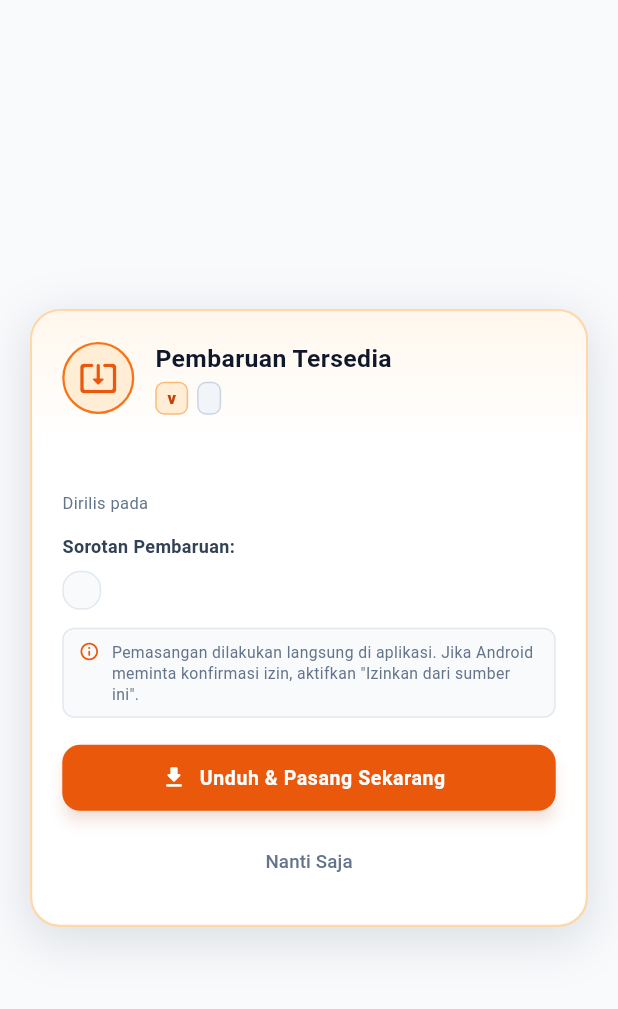
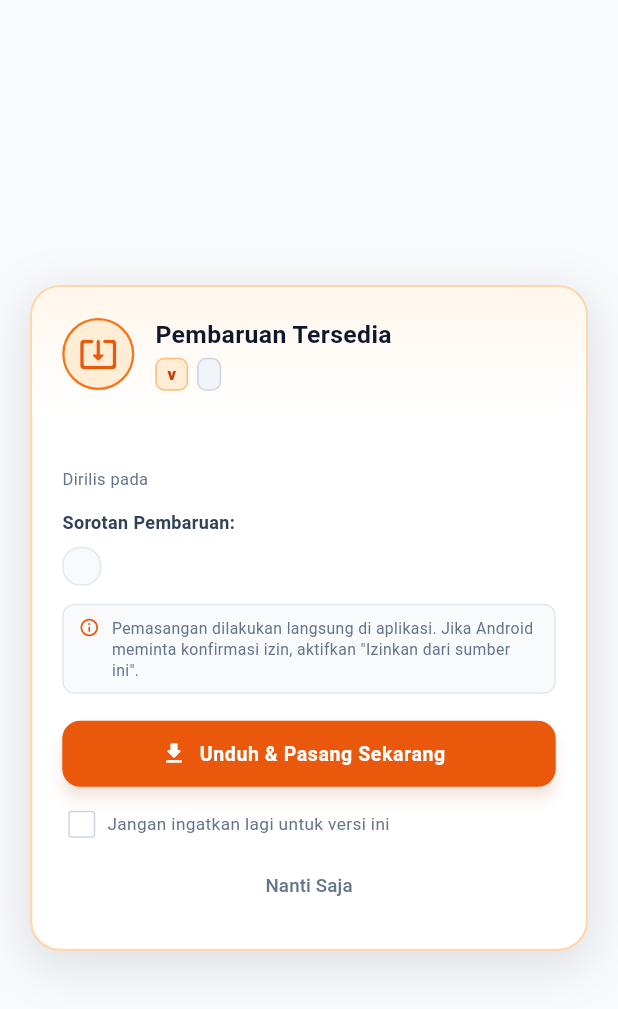
Before and after one commit to bimbap/shiei-exam-mobile-app, a Flutter app: the AppUpdateDialog widget shown alone on an empty page, opened directly with empty values, on a phone screen of 412 x 824 dp. Shown: the top 1009 px of the screen. Run offline on Flutter 3.47's test engine with Material 3 defaults, Android fonts, the phone set to English and light mode, and no system bars; our stand-ins replace audioplayers, device_info_plus, dio, flutter_secure_storage, qr_flutter, wakelock_plus; missing offline and left inert: excel, file_selector, flutter_inappwebview, mobile_scanner; accounts and stored records are empty.

Commit message:
feat(release): bump version to v2.5.0 build 5 with friendly changelog and dismiss option

```diff
--- a/lib/features/update/app_update_dialog.dart
+++ b/lib/features/update/app_update_dialog.dart
@@ -1,5 +1,6 @@
 import 'dart:io';
 import 'package:flutter/material.dart';
+import 'package:flutter_secure_storage/flutter_secure_storage.dart';
 import '../../core/update/app_update_service.dart';
 import '../../shared/theme/app_theme.dart';
 
@@ -11,12 +12,26 @@ class AppUpdateDialog extends StatefulWidget {
     required this.updateInfo,
   });
 
-  static Future<void> show(BuildContext context, AppUpdateInfo updateInfo) {
+  static const _storage = FlutterSecureStorage();
+  static String _dismissKey(String version) => 'update_dismissed_v$version';
+
+  /// Show the dialog only if the user hasn't dismissed this version before.
+  /// Force updates always show regardless.
+  static Future<void> show(BuildContext context, AppUpdateInfo updateInfo) async {
+    if (!updateInfo.forceUpdate) {
+      final dismissed = await _storage.read(key: _dismissKey(updateInfo.latestVersion));
+      if (dismissed == 'true') return;
+    }
+    if (!context.mounted) return;
     return showDialog(
       context: context,
       barrierDismissible: !updateInfo.forceUpdate,
       builder: (ctx) => AppUpdateDialog(updateInfo: updateInfo),
     );
+  }
+
+  static Future<void> clearDismissed(String version) async {
+    await _storage.delete(key: _dismissKey(version));
   }
 
   @override
@@ -30,6 +45,7 @@ class _AppUpdateDialogState extends State<AppUpdateDialog> {
   String? _errorMessage;
   String _statusText = 'Siap mengunduh pembaruan';
   String? _cachedApkPath;
+  bool _doNotShowAgain = false;
 
   @override
   void initState() {
@@ -693,8 +709,51 @@ class _AppUpdateDialogState extends State<AppUpdateDialog> {
                     ),
                     if (!updateInfo.forceUpdate && !_isDownloading) ...[
                       const SizedBox(height: 8),
+                      // "Jangan tampilkan lagi" checkbox
+                      InkWell(
+                        borderRadius: BorderRadius.circular(8),
+                        onTap: () => setState(() => _doNotShowAgain = !_doNotShowAgain),
+                        child: Padding(
+                          padding: const EdgeInsets.symmetric(horizontal: 4, vertical: 6),
+                          child: Row(
+                            children: [
+                              SizedBox(
+                                width: 18,
+                                height: 18,
+                                child: Checkbox(
+                                  value: _doNotShowAgain,
+                                  onChanged: (val) => setState(() => _doNotShowAgain = val ?? false),
+                                  activeColor: isDark ? AppTheme.primaryShiei : const Color(0xFFF97316),
+                                  side: BorderSide(
+                                    color: isDark ? const Color(0xFF475569) : const Color(0xFFCBD5E1),
+                                  ),
+                                  materialTapTargetSize: MaterialTapTargetSize.shrinkWrap,
+                                  visualDensity: VisualDensity.compact,
+                                ),
+                              ),
+                              const SizedBox(width: 8),
+                              Text(
+                                'Jangan ingatkan lagi untuk versi ini',
+                                style: TextStyle(
+                                  fontSize: 11.5,
+                                  color: isDark ? AppTheme.textSecondary : const Color(0xFF64748B),
+                                ),
+                              ),
+                            ],
+                          ),
+                        ),
+                      ),
+                      const SizedBox(height: 2),
                       TextButton(
-                        onPressed: () => Navigator.of(context).pop(),
+                        onPressed: () async {
+                          if (_doNotShowAgain) {
+                            await AppUpdateDialog._storage.write(
+                              key: AppUpdateDialog._dismissKey(updateInfo.latestVersion),
+                              value: 'true',
+                            );
+                          }
+                          if (context.mounted) Navigator.of(context).pop();
+                        },
                         child: Text(
                           'Nanti Saja',
                           style: TextStyle(
--- a/pubspec.yaml
+++ b/pubspec.yaml
@@ -1,7 +1,7 @@
 name: shiei_kiosk
 description: "Project SHIEI (市衛) — Secure Exam Browser Mobile Application for Schools"
 publish_to: 'none'
-version: 2.4.0+4
+version: 2.5.0+5
 
 environment:
   sdk: '>=3.0.0 <4.0.0'
```
Also changed, not shown: lib/core/update/app_update_service.dart (+41 -6 lines).
